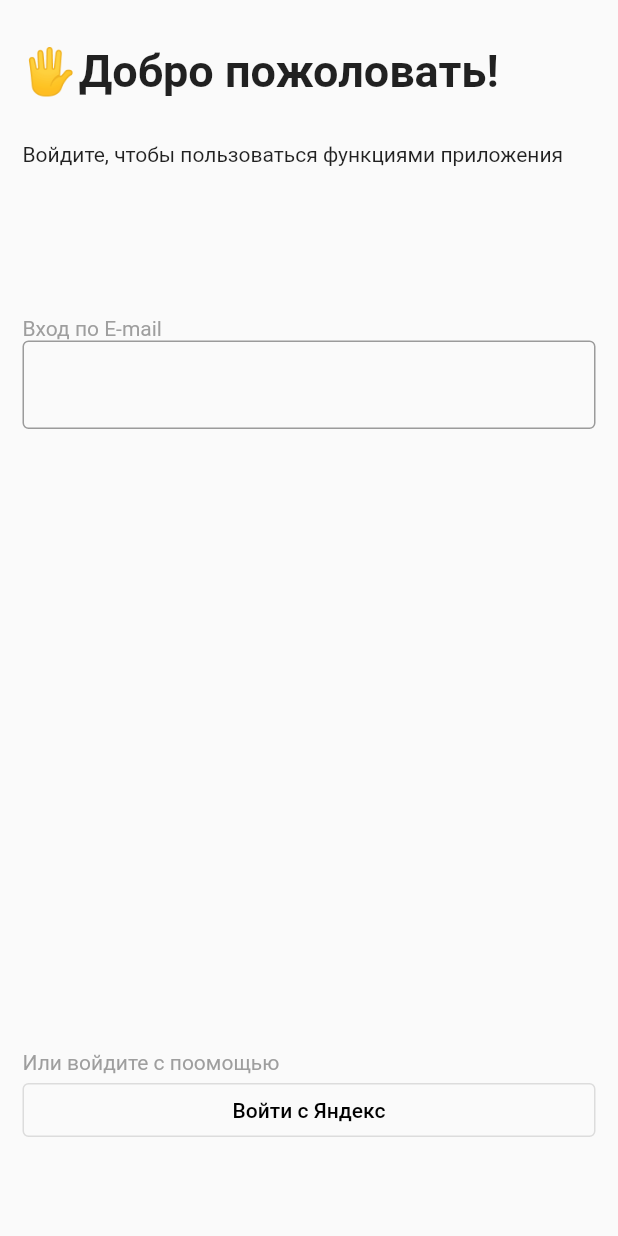
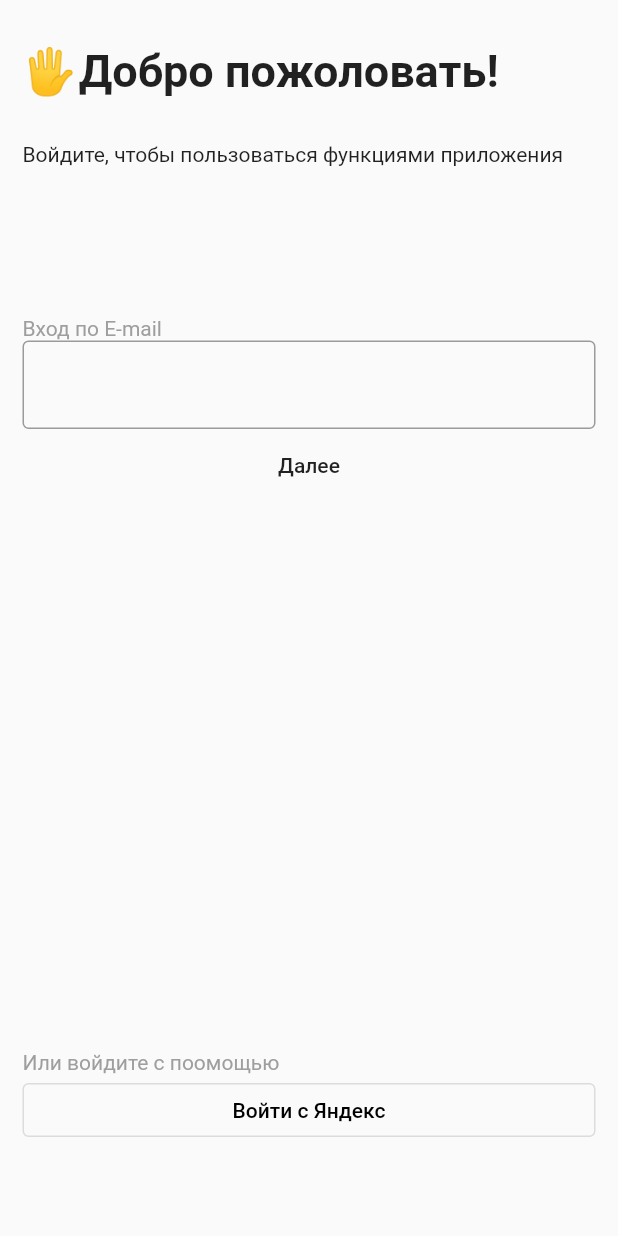
Before and after one commit to WitchKotelok/prof_app, a Flutter app: the screen it shows after launch, on a phone screen of 412 x 824 dp. Run offline on Flutter 3.47's test engine with Material 2 defaults, Android fonts, the light colour scheme and no system bars.

Commit message:
Add const and botton

```diff
--- a/lib/welcome_page.dart
+++ b/lib/welcome_page.dart
@@ -24,37 +24,45 @@ class MyHomePage extends StatelessWidget {
     return Scaffold(
       body: SafeArea(
         child: Padding(
-          padding: EdgeInsets.fromLTRB(15, 30, 15, 60),
+          padding: const EdgeInsets.fromLTRB(15, 30, 15, 60),
           child: Column(
             mainAxisAlignment: MainAxisAlignment.spaceBetween,
             children: [
               Column(
                 crossAxisAlignment: CrossAxisAlignment.start,
                 children: [
-                  Text(
+                  const Text(
                     "🖐Добро пожоловать!",
                     style: TextStyle(fontSize: 30, fontWeight: FontWeight.bold),
                   ),
-                  SizedBox(
+                  const SizedBox(
                     height: 30,
                   ),
-                  Text("Войдите, чтобы пользоваться функциями приложения"),
-                  SizedBox(
+                  const Text(
+                      "Войдите, чтобы пользоваться функциями приложения"),
+                  const SizedBox(
                     height: 100,
                   ),
-                  Text(
+                  const Text(
                     "Вход по E-mail",
                     style: TextStyle(color: Colors.grey),
                   ),
-                  TextField(
+                  const TextField(
                     decoration: InputDecoration(border: OutlineInputBorder()),
                   ),
+                  Container(
+                    width: double.infinity,
+                    child: MaterialButton(
+                      onPressed: () {},
+                      child: const Text("Далее"),
+                    ),
+                  )
                 ],
               ),
               Column(
                 crossAxisAlignment: CrossAxisAlignment.start,
                 children: [
-                  Text(
+                  const Text(
                     "Или войдите с поомощью",
                     style: TextStyle(color: Colors.grey),
                   ),
@@ -62,7 +70,7 @@ class MyHomePage extends StatelessWidget {
                     width: double.infinity,
                     child: OutlinedButton(
                       onPressed: () {},
-                      child: Text(
+                      child: const Text(
                         "Войти с Яндекс",
                         style: TextStyle(color: Colors.black),
                       ),
```
Also changed, not shown: 1 other file.
